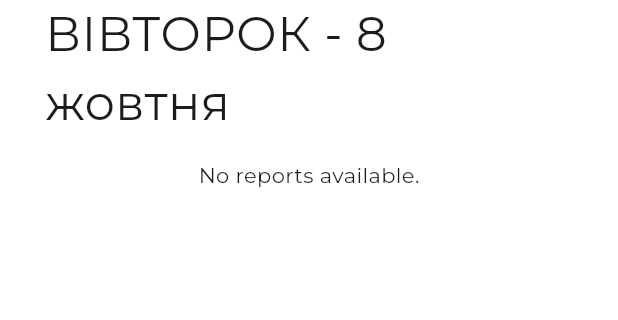
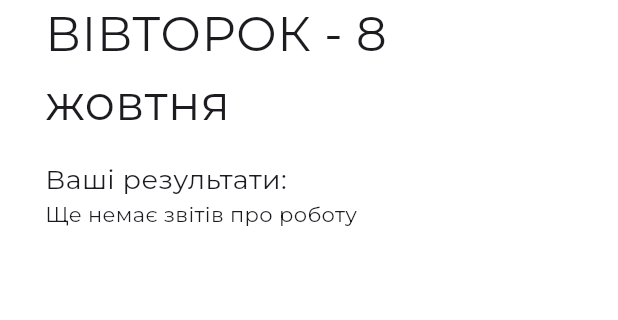
Before and after one commit to Sofiiakus2/reporter, a Flutter app: the AnalitikPage screen opened directly, on a phone screen of 412 x 824 dp, the part 107-427 px from its top. Run offline on Flutter 3.47's test engine with Material 3 defaults, Android fonts, the phone set to English and light mode, and no system bars; our stand-ins replace cloud_firestore, firebase_auth, firebase_core, get, google_fonts, persistent_bottom_nav_bar and 1 more; accounts and stored records are empty.

Commit message:
edited reports for admin and subadmin

```diff
--- a/lib/analitik/analitik_page.dart
+++ b/lib/analitik/analitik_page.dart
@@ -1,5 +1,7 @@
 import 'package:flutter/material.dart';
 import 'package:intl/intl.dart';
+import 'package:reporter/services/user_service.dart';
+import 'package:shared_preferences/shared_preferences.dart';
 import '../models/dates.dart';
 import '../models/report_model.dart';
 import '../services/report_service.dart';
@@ -12,10 +14,21 @@ class AnalitikPage extends StatefulWidget {
   State<AnalitikPage> createState() => _AnalitikPageState();
 }
 
-class _AnalitikPageState extends State<AnalitikPage> {
-  List<String> daysOfWeek = DatesNames.daysOfWeek;
-  List<String> monthsOfYear = DatesNames.monthsOfYear;
+class _AnalitikPageState extends State<AnalitikPage> with SingleTickerProviderStateMixin{
 
+  late String? role;
+
+  Future<void> _loadData() async{
+    SharedPreferences preferences = await SharedPreferences.getInstance();
+    role = preferences.getString('role');
+
+  }
+
+  @override
+  void initState() {
+    super.initState();
+    _loadData();
+  }
 
   @override
   Widget build(BuildContext context) {
@@ -25,12 +38,73 @@ class _AnalitikPageState extends State<AnalitikPage> {
       body: SingleChildScrollView(
         child: Container(
           margin: const EdgeInsets.all(30),
-          child: Column(
+          child: FutureBuilder<String>(
+              future: UserService().getUserDepartment(),
+              builder: (context, snapshot){
+                if (snapshot.connectionState == ConnectionState.waiting) {
+                  return const Center(child: CircularProgressIndicator());
+                }
+                if (snapshot.hasError) {
+                  return const Center(child: Text('Error loading department'));
+                }
+
+                final department = snapshot.data ?? '';
+                return Column(
                   crossAxisAlignment: CrossAxisAlignment.start,
                   children: [
                     TodayWidget(),
-              StreamBuilder<List<ReportModel>>(
-                stream: ReportService.getReportsStream(),
+                    Text('Ваші результати:', style: TextStyle(fontSize: 18),),
+                    ReportsView(funk: ReportService.getReportsStream()),
+                    SizedBox(height: 30,),
+                    if(role == 'subadmin' )
+                      Column(
+                        crossAxisAlignment: CrossAxisAlignment.start,
+                        children: [
+                          Text('Pезультати команди:', style: TextStyle(fontSize: 18),),
+                          ReportsView(funk: ReportService.getReportsByDepartmentsStream(department)),
+                        ],
+                      ),
+
+                    SizedBox(height: 30,),
+                    if(role == 'admin' )
+                      Column(
+                        crossAxisAlignment: CrossAxisAlignment.start,
+                        children: [
+                          Text('Pезультати працівників:', style: TextStyle(fontSize: 18),),
+                          ReportsView(funk: ReportService.getReportsForAdminStream()),
+                        ],
+                      ),
+
+                  ],
+                );
+              }
+          )
+        ),
+      ),
+    );
+  }
+}
+
+class ReportsView extends StatefulWidget {
+  const ReportsView({
+    super.key, required this.funk,
+  });
+
+  final Stream<List<ReportModel>> funk;
+  @override
+  State<ReportsView> createState() => _ReportsViewState();
+}
+
+class _ReportsViewState extends State<ReportsView> {
+  List<String> daysOfWeek = DatesNames.daysOfWeek;
+  List<String> monthsOfYear = DatesNames.monthsOfYear;
+
+  @override
+  Widget build(BuildContext context) {
+    final screenSize = MediaQuery.of(context).size;
+
+    return StreamBuilder<List<ReportModel>>(
+      stream: widget.funk,
       builder: (context, snapshot) {
         if (snapshot.connectionState == ConnectionState.waiting) {
           return Center(child: CircularProgressIndicator());
@@ -43,13 +117,12 @@ class _AnalitikPageState extends State<AnalitikPage> {
         final reports = snapshot.data ?? [];
 
         if (reports.isEmpty) {
-                    return Center(child: Text('No reports available.'));
+          return Text('Ще немає звітів про роботу') ;
         }
 
         return Column(
           crossAxisAlignment: CrossAxisAlignment.start,
           children: [
-                      Text('Ваші результати:', style: TextStyle(fontSize: 18),),
             ListView.builder(
               shrinkWrap: true,
               physics: NeverScrollableScrollPhysics(),
@@ -65,7 +138,7 @@ class _AnalitikPageState extends State<AnalitikPage> {
                 return  GestureDetector(
                   onTap: () async {},
                   child: Container(
-                              margin: const EdgeInsets.only(top: 20),
+                    margin: const EdgeInsets.only(top: 5),
                     padding: EdgeInsets.symmetric(horizontal: 20),
                     height: screenSize.width / 3,
                     decoration: BoxDecoration(
@@ -115,11 +188,6 @@ class _AnalitikPageState extends State<AnalitikPage> {
           ],
         );
       },
-              ),
-            ],
-          ),
-        ),
-      ),
     );
   }
 }
--- a/lib/services/statistic_service.dart
+++ b/lib/services/statistic_service.dart
@@ -10,7 +10,11 @@ class StatisticService{
       if(value==true) counter++;
 
     });
+    if(counter == 0){
+      return 0;
+    }else{
+      return (counter/planForToday.length);
+    }
 
-    return (counter/planForToday.length);
   }
 }
```
Also changed, not shown: lib/profile/admin_funk/manager_settings.dart (+28 -6 lines), lib/profile/profile_page.dart (+28 -0 lines), lib/profile/subadmin_funk/worker_settings.dart (added, +138 -0 lines), lib/services/admin_service.dart (+1 -7 lines), lib/services/report_service.dart (+73 -0 lines), lib/services/subadmin_service.dart (added, +32 -0 lines), lib/services/user_service.dart (+54 -4 lines). Lines whose indentation alone changed are shown as unchanged.
